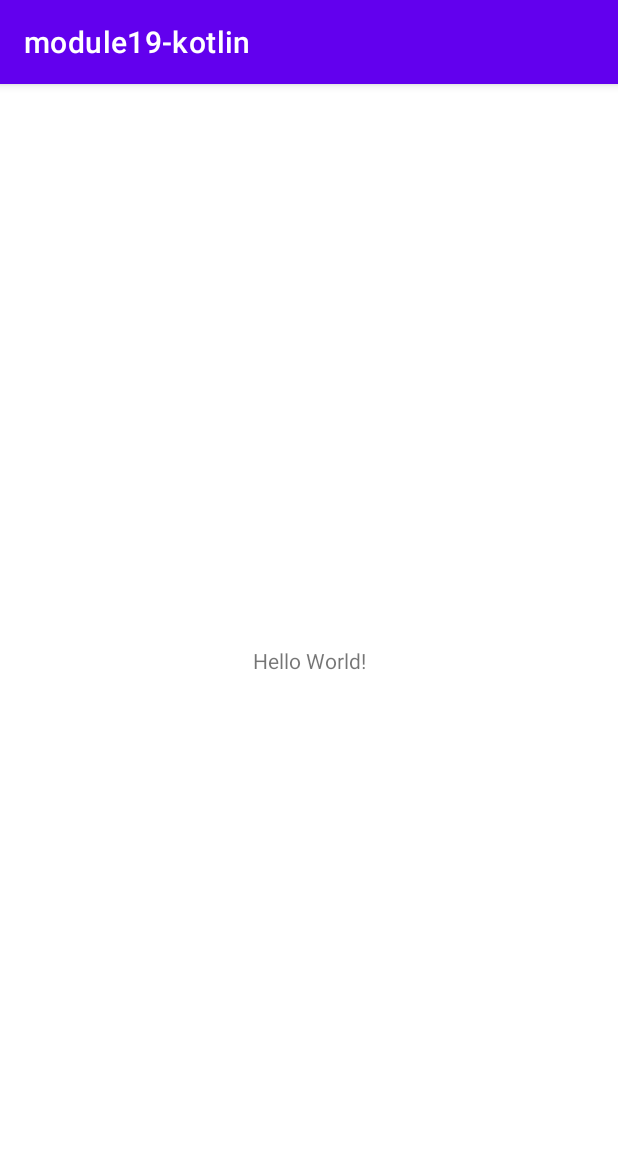
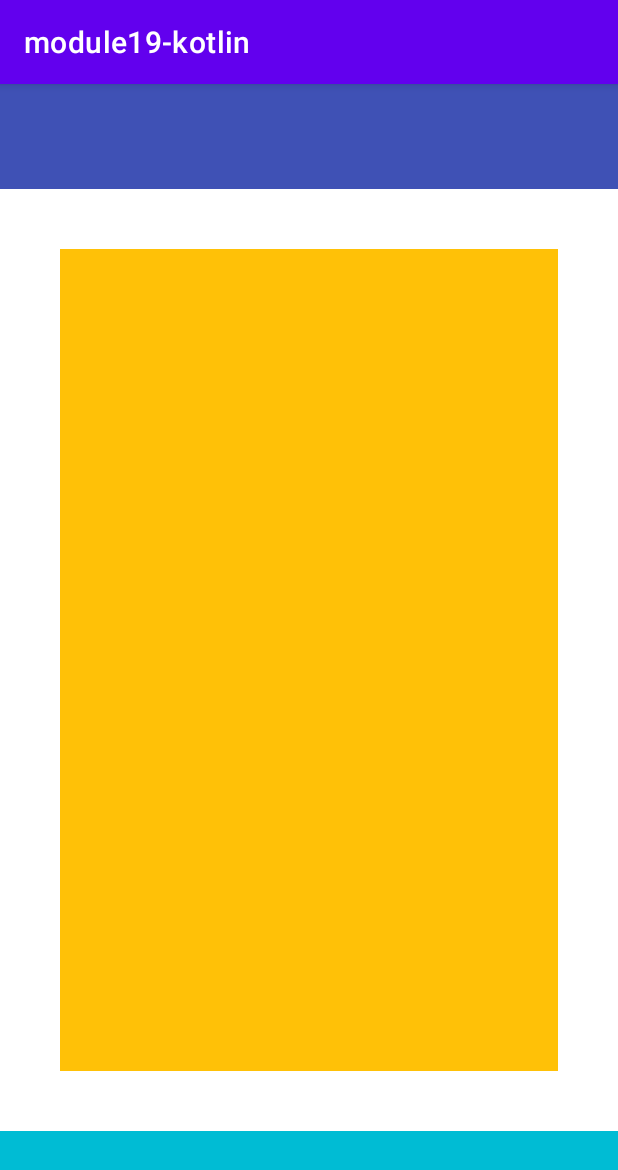
Before and after one commit to oleg-lk/module19-kotlin, an Android app: the screen it shows after launch (MainActivity), on a phone screen of 412 x 824 dp. Shown: the top 1170 px of the screen. Run offline under Robolectric (Android 15) with nearby library versions, the phone set to English and light mode, and no system bars.

Commit message:
activity_main

```diff
--- a/app/src/main/res/layout/activity_main.xml
+++ b/app/src/main/res/layout/activity_main.xml
@@ -6,13 +6,39 @@
     android:layout_height="match_parent"
     tools:context=".MainActivity">
 
-    <TextView
-        android:layout_width="wrap_content"
-        android:layout_height="wrap_content"
-        android:text="Hello World!"
+    <LinearLayout
+        android:layout_width="0dp"
+        android:layout_height="0dp"
+        android:layout_marginStart="40dp"
+        android:layout_marginTop="40dp"
+        android:layout_marginEnd="40dp"
+        android:layout_marginBottom="40dp"
+        android:background="#FFC107"
+        android:orientation="vertical"
+        app:layout_constraintBottom_toTopOf="@+id/frameLayout"
+        app:layout_constraintEnd_toEndOf="parent"
+        app:layout_constraintHorizontal_bias="0.492"
+        app:layout_constraintStart_toStartOf="parent"
+        app:layout_constraintTop_toBottomOf="@+id/frameLayout2"
+        app:layout_constraintVertical_bias="0.49"></LinearLayout>
+
+    <FrameLayout
+        android:id="@+id/frameLayout"
+        android:layout_width="match_parent"
+        android:layout_height="70dp"
+        android:background="#00BCD4"
         app:layout_constraintBottom_toBottomOf="parent"
-        app:layout_constraintEnd_toEndOf="parent"
-        app:layout_constraintStart_toStartOf="parent"
-        app:layout_constraintTop_toTopOf="parent" />
+        tools:layout_editor_absoluteX="1dp">
 
+    </FrameLayout>
+
+    <FrameLayout
+        android:id="@+id/frameLayout2"
+        android:layout_width="match_parent"
+        android:layout_height="70dp"
+        android:background="#3F51B5"
+        app:layout_constraintTop_toTopOf="parent"
+        tools:layout_editor_absoluteX="1dp">
+
+    </FrameLayout>
 </androidx.constraintlayout.widget.ConstraintLayout>
```
